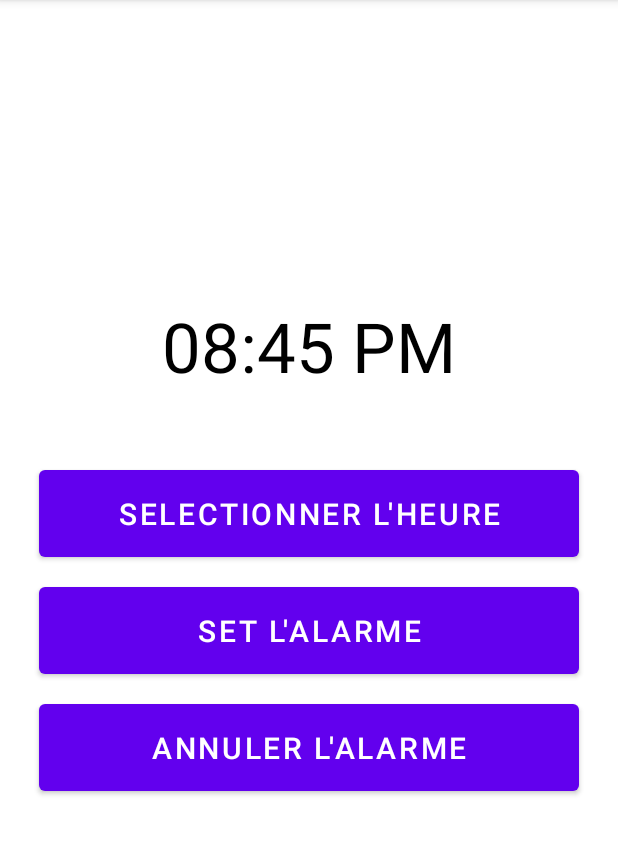
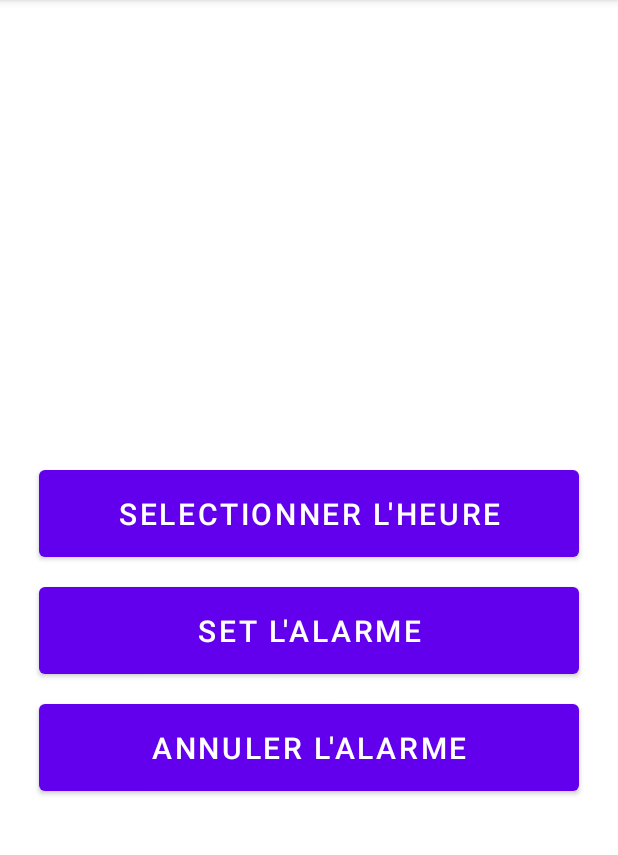
Before and after one commit to AmineMeg/AndroidAppPlants, an Android app: the ParametresActivity screen opened directly, with no data from a screen before it, on a phone screen of 412 x 824 dp, the part 84-939 px from its top. Run offline under Robolectric (Android 15) with nearby library versions, the light colour scheme and no system bars.

Commit message:
Update activity_parametres.xml

```diff
--- a/app/src/main/res/layout/activity_parametres.xml
+++ b/app/src/main/res/layout/activity_parametres.xml
@@ -12,7 +12,6 @@
         android:layout_width="match_parent"
         android:layout_height="71dp"
         android:layout_marginTop="200dp"
-        android:text="08:45 PM"
         android:textAlignment="center"
         android:textColor="@color/black"
         android:textSize="46dp" />
```
